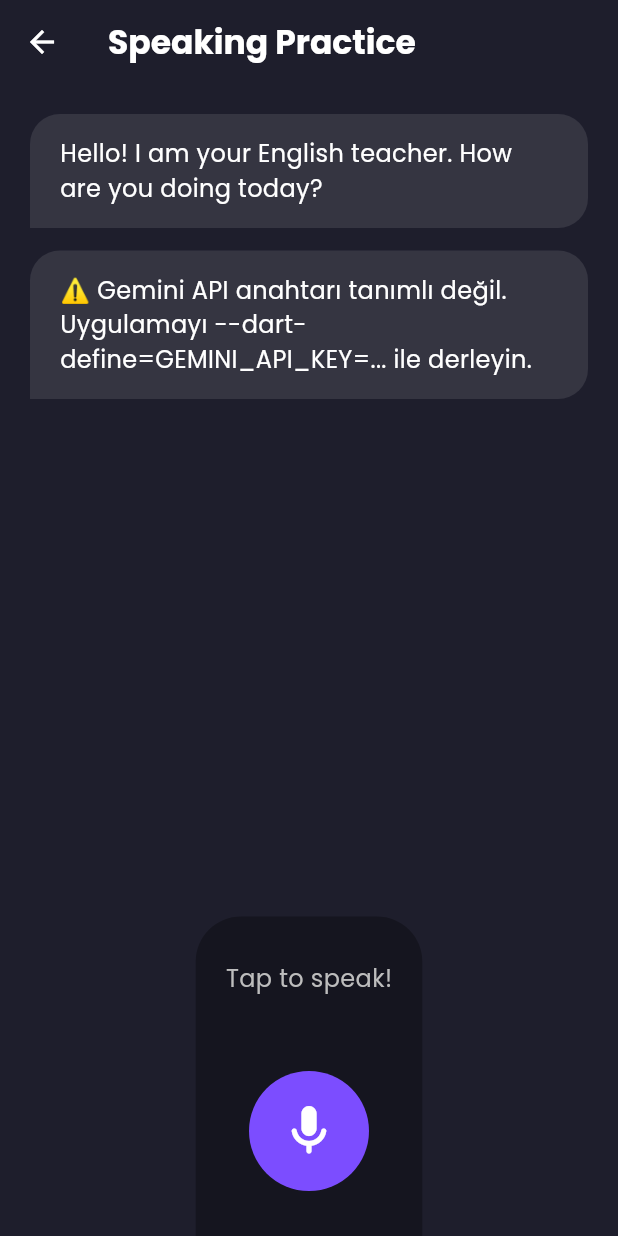
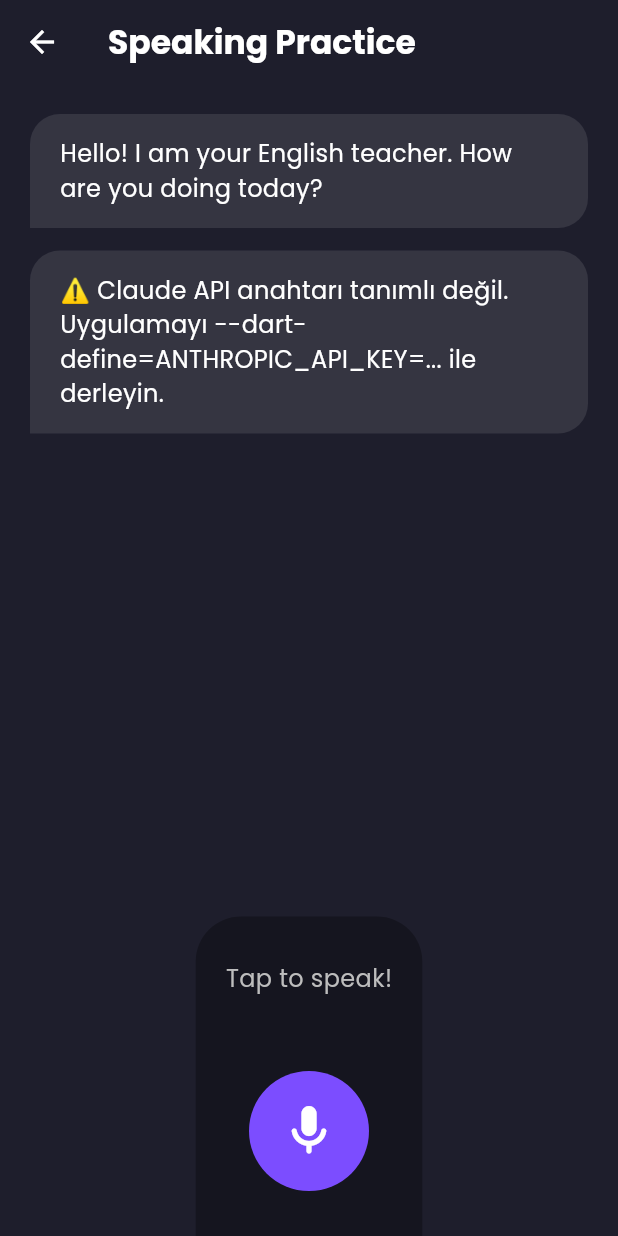
Before and after one commit to OGULCANKERIM/english-master-app, a Flutter app: the KonusmaPratigiEkrani screen opened directly, after a tap on the "mic" icon, after a tap on the "stop" icon, on a phone screen of 412 x 824 dp. Run offline on Flutter 3.47's test engine with Material 3 defaults, Android fonts, the phone set to English and light mode, and no system bars; our stand-ins replace firebase_core, firebase_remote_config, flutter_tts, google_fonts, shared_preferences, speech_to_text and 1 more; accounts and stored records are empty.

Commit message:
Konuşma pratiği Gemini yerine Claude API kullanıyor
google_generative_ai paketi kaldırıldı; sohbet Anthropic Messages API'ye
http ile gönderiliyor (varsayılan model claude-opus-5-5, CLAUDE_MODEL ile
değiştirilebilir). Derleme anahtarı GEMINI_API_KEY yerine ANTHROPIC_API_KEY.

Co-Authored-By: Claude Fable 5.2 <noreply@anthropic.com>

```diff
--- a/lib/main.dart
+++ b/lib/main.dart
@@ -1,5 +1,7 @@
+import 'dart:async';
 import 'dart:convert';
 import 'dart:math';
+import 'package:flutter/foundation.dart';
 import 'package:flutter/material.dart';
 import 'package:http/http.dart' as http;
 import 'package:flutter_tts/flutter_tts.dart';
@@ -12,15 +14,14 @@ import 'package:shared_preferences/shared_preferences.dart';
 
 // --- YENİ EKLENEN YAPAY ZEKA VE SES PAKETLERİ ---
 import 'package:speech_to_text/speech_to_text.dart' as stt;
-import 'package:google_generative_ai/google_generative_ai.dart';
 
 // ==========================================
 // DERLEME ZAMANI AYARLARI
 // ==========================================
 // API anahtarı ASLA koda yazılmaz. Derlerken şu şekilde verilir:
-//   flutter run --dart-define=GEMINI_API_KEY=xxxx
-const String geminiApiKey = String.fromEnvironment('GEMINI_API_KEY');
-const String geminiModel = String.fromEnvironment('GEMINI_MODEL', defaultValue: 'gemini-3.8-flash');
+//   flutter run --dart-define=ANTHROPIC_API_KEY=xxxx
+const String claudeApiKey = String.fromEnvironment('ANTHROPIC_API_KEY');
+const String claudeModel = String.fromEnvironment('CLAUDE_MODEL', defaultValue: 'claude-opus-5-5');
 
 // pubspec.yaml içindeki "version" ile aynı tutulmalı (güncelleme kontrolü bunu kullanır).
 const String uygulamaSurumu = "1.0.0";
@@ -865,7 +866,11 @@ class _KonusmaPratigiEkraniState extends State<KonusmaPratigiEkrani> {
   final ScrollController _scrollController = ScrollController();
   bool _aiDusunuyor = false;
 
-  ChatSession? _chat;
+  // Claude'a her istekte gönderilen sohbet geçmişi (user / assistant sırayla).
+  // Asistan yanıtlarının "content" dizisi API'den geldiği gibi, değiştirilmeden saklanır.
+  final List<Map<String, dynamic>> _gecmis = [];
+
+  static const String _sistemTalimati = "Sen arkadaş canlısı ve cesaretlendirici bir İngilizce öğretmenisin. Karşındaki kişi A2 seviyesinde İngilizce pratik yapmak istiyor. Onunla sadece İngilizce konuş. Yanıtların çok kısa, günlük hayattan ve anlaşılır olsun (en fazla 2-3 cümle). Eğer İngilizce gramer hatası yaparsa, çok nazikçe doğrusunu söyleyip sohbete devam et. Yanıtların sesli okunacak; bu yüzden madde işareti, yıldız, emoji veya başka biçimlendirme kullanma, yalnızca düz cümleler yaz. Sohbeti şu cümleyle sen başlattın: \"$_karsilama\"";
 
   // Ses çeşitliliği için listeler
   List<Map<dynamic, dynamic>> _ingilizceSesler = [];
@@ -925,17 +930,34 @@ class _KonusmaPratigiEkraniState extends State<KonusmaPratigiEkrani> {
   void _yapayZekayiBaslat() {
     _mesajlar.add({"gonderen": "AI", "metin": _karsilama});
 
-    if (geminiApiKey.isEmpty) {
-      _mesajlar.add({"gonderen": "AI", "metin": "⚠️ Gemini API anahtarı tanımlı değil. Uygulamayı --dart-define=GEMINI_API_KEY=... ile derleyin."});
-      return;
+    if (claudeApiKey.isEmpty) {
+      _mesajlar.add({"gonderen": "AI", "metin": "⚠️ Claude API anahtarı tanımlı değil. Uygulamayı --dart-define=ANTHROPIC_API_KEY=... ile derleyin."});
     }
+  }
 
-    final model = GenerativeModel(
-      model: geminiModel,
-      apiKey: geminiApiKey,
-      systemInstruction: Content.system("Sen arkadaş canlısı ve cesaretlendirici bir İngilizce öğretmenisin. Karşındaki kişi A2 seviyesinde İngilizce pratik yapmak istiyor. Onunla sadece İngilizce konuş. Yanıtların çok kısa, günlük hayattan ve anlaşılır olsun (en fazla 2-3 cümle). Eğer İngilizce gramer hatası yaparsa, çok nazikçe doğrusunu söyleyip sohbete devam et."),
-    );
-    _chat = model.startChat();
+  // Claude Messages API'ye sohbet geçmişini gönderir, yanıtın ham gövdesini döndürür.
+  Future<http.Response> _claudeIstegi() {
+    return http.post(
+      Uri.parse('https://api.anthropic.com/v1/messages'),
+      headers: {
+        'content-type': 'application/json',
+        'x-api-key': claudeApiKey,
+        'anthropic-version': '2026-10-21',
+        // Model güvenlik nedeniyle yanıt vermezse istek sunucuda yedek modelle yeniden denenir.
+        'anthropic-beta': 'server-side-fallback-2026-07-01',
+        // Tarayıcıdan (web sürümü) doğrudan çağrı için gerekli.
+        if (kIsWeb) 'anthropic-dangerous-direct-browser-access': 'true',
+      },
+      body: jsonEncode({
+        'model': claudeModel,
+        'max_tokens': 4096,
+        'system': _sistemTalimati,
+        // Kısa sohbet yanıtları için düşük efor yeterli ve daha hızlı.
+        'output_config': {'effort': 'low'},
+        'fallbacks': 'default',
+        'messages': _gecmis,
+      }),
+    ).timeout(const Duration(seconds: 60));
   }
 
   void _mesajEkle(String gonderen, String metin) {
@@ -1022,31 +1044,62 @@ class _KonusmaPratigiEkraniState extends State<KonusmaPratigiEkrani> {
       _aiDusunuyor = true;
     });
 
+    if (claudeApiKey.isEmpty) {
+      _mesajEkle("AI", "⚠️ Claude API anahtarı tanımlı değil.");
+      setState(() => _aiDusunuyor = false);
+      return;
+    }
+
+    _gecmis.add({'role': 'user', 'content': mesaj.trim()});
+    bool basarili = false;
     try {
-      final chat = _chat;
-      if (chat == null) {
-        _mesajEkle("AI", "⚠️ Gemini API anahtarı tanımlı değil.");
+      final response = await _claudeIstegi();
+      final dynamic govde = jsonDecode(utf8.decode(response.bodyBytes));
+
+      if (response.statusCode != 200) {
+        final String apiMesaji = (govde is Map && govde['error'] is Map) ? (govde['error']['message'] ?? '').toString() : '';
+        debugPrint("Claude API hatası ${response.statusCode}: $apiMesaji");
+        String aciklama;
+        switch (response.statusCode) {
+          case 401: aciklama = "API key is invalid"; break;
+          case 403: aciklama = "API key is not allowed to use this model"; break;
+          case 404: aciklama = "Model '$claudeModel' is not available"; break;
+          case 429: aciklama = "Too many requests, try again in a moment"; break;
+          case 529: aciklama = "The AI service is busy, try again in a moment"; break;
+          default: aciklama = apiMesaji.isNotEmpty ? apiMesaji : "Server error (${response.statusCode})";
+        }
+        _mesajEkle("AI", "Error: $aciklama.");
         return;
       }
-      final response = await chat.sendMessage(Content.text(mesaj.trim())).timeout(const Duration(seconds: 30));
-      final cevap = response.text?.trim();
-      final aiCevabi = (cevap == null || cevap.isEmpty) ? "I'm listening, but I couldn't form a sentence." : cevap;
 
-      _mesajEkle("AI", aiCevabi);
-      if (mounted) _sesliOku(aiCevabi);
+      final List<dynamic> icerik = (govde is Map && govde['content'] is List) ? govde['content'] as List<dynamic> : const [];
+      final String cevap = icerik
+          .where((b) => b is Map && b['type'] == 'text')
+          .map((b) => (b['text'] ?? '').toString())
+          .join(' ')
+          .trim();
+
+      if (govde is Map && govde['stop_reason'] == 'refusal') {
+        _mesajEkle("AI", "Sorry, I can't answer that. Let's talk about something else.");
+        return;
+      }
+      if (cevap.isEmpty) {
+        _mesajEkle("AI", "I'm listening, but I couldn't form a sentence.");
+        return;
+      }
+
+      _gecmis.add({'role': 'assistant', 'content': icerik});
+      basarili = true;
+      _mesajEkle("AI", cevap);
+      if (mounted) _sesliOku(cevap);
+    } on TimeoutException {
+      _mesajEkle("AI", "Error: The answer took too long. Please try again.");
     } catch (e) {
       debugPrint("AI Hatası: $e");
-      final hata = e.toString();
-      String aciklama = "Connection problem. Please check your internet";
-      if (e is InvalidApiKey || hata.contains('API key') || hata.contains('403') || hata.contains('PERMISSION_DENIED')) {
-        aciklama = "API key is invalid or not allowed";
-      } else if (hata.contains('not found') || hata.contains('404')) {
-        aciklama = "Model '$geminiModel' is not available";
-      } else if (hata.contains('quota') || hata.contains('429')) {
-        aciklama = "Daily limit reached, try again later";
-      }
-      _mesajEkle("AI", "Error: $aciklama.");
+      _mesajEkle("AI", "Error: Connection problem. Please check your internet.");
     } finally {
+      // Yanıt alınamadıysa kullanıcı mesajını geçmişten çıkar; yoksa sıra (user/assistant) bozulur.
+      if (!basarili && _gecmis.isNotEmpty && _gecmis.last['role'] == 'user') _gecmis.removeLast();
       if (mounted) setState(() => _aiDusunuyor = false);
     }
   }
--- a/pubspec.yaml
+++ b/pubspec.yaml
@@ -42,7 +42,6 @@ dependencies:
   firebase_core: ^4.4.0
   firebase_remote_config: ^6.1.4
   url_launcher: ^6.3.2
-  google_generative_ai: ^0.4.7
   speech_to_text: ^7.3.0
   shared_preferences: ^2.3.0
 
```
Also changed, not shown: pubspec.lock, 2 other files.
